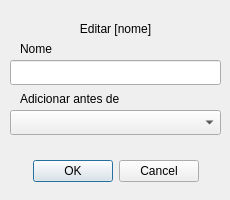
Before: the Qt Designer form ui/subcategorias_edit.ui in vazerick/controle_gastos, drawn with Qt 5.
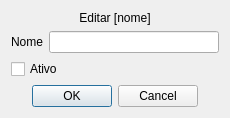
After: the same form once the commit is applied.

What changed in the file:
```diff
--- a/ui/subcategorias_edit.ui
+++ b/ui/subcategorias_edit.ui
@@ -7,13 +7,13 @@
     <x>0</x>
     <y>0</y>
     <width>230</width>
-    <height>200</height>
+    <height>111</height>
    </rect>
   </property>
   <property name="minimumSize">
    <size>
-    <width>230</width>
-    <height>200</height>
+    <width>0</width>
+    <height>0</height>
    </size>
   </property>
   <property name="maximumSize">
@@ -28,61 +28,9 @@
   <property name="windowTitle">
    <string>Editar Sub-Categoria</string>
   </property>
-  <widget class="QLineEdit" name="inputNome">
-   <property name="geometry">
-    <rect>
-     <x>10</x>
-     <y>60</y>
-     <width>211</width>
-     <height>25</height>
-    </rect>
-   </property>
-  </widget>
-  <widget class="QLabel" name="labelNome">
-   <property name="geometry">
-    <rect>
-     <x>20</x>
-     <y>40</y>
-     <width>54</width>
-     <height>17</height>
-    </rect>
-   </property>
-   <property name="text">
-    <string>Nome</string>
-   </property>
-  </widget>
-  <widget class="QLabel" name="labelAntes">
-   <property name="geometry">
-    <rect>
-     <x>20</x>
-     <y>90</y>
-     <width>151</width>
-     <height>17</height>
-    </rect>
-   </property>
-   <property name="text">
-    <string>Adicionar antes de</string>
-   </property>
-  </widget>
-  <widget class="QComboBox" name="comboBox">
-   <property name="geometry">
-    <rect>
-     <x>10</x>
-     <y>110</y>
-     <width>211</width>
-     <height>25</height>
-    </rect>
-   </property>
-  </widget>
+  <layout class="QVBoxLayout" name="verticalLayout">
+   <item>
   <widget class="QLabel" name="labelTitulo">
-   <property name="geometry">
-    <rect>
-     <x>20</x>
-     <y>20</y>
-     <width>191</width>
-     <height>17</height>
-    </rect>
-   </property>
    <property name="text">
     <string>Editar [nome]</string>
    </property>
@@ -90,15 +38,30 @@
     <set>Qt::AlignCenter</set>
    </property>
   </widget>
+   </item>
+   <item>
+    <layout class="QHBoxLayout" name="horizontalLayout">
+     <item>
+      <widget class="QLabel" name="labelNome">
+       <property name="text">
+        <string>Nome</string>
+       </property>
+      </widget>
+     </item>
+     <item>
+      <widget class="QLineEdit" name="inputNome"/>
+     </item>
+    </layout>
+   </item>
+   <item>
+    <widget class="QCheckBox" name="checkBox">
+     <property name="text">
+      <string>Ativo</string>
+     </property>
+    </widget>
+   </item>
+   <item>
   <widget class="QDialogButtonBox" name="buttonBox">
-   <property name="geometry">
-    <rect>
-     <x>0</x>
-     <y>160</y>
-     <width>231</width>
-     <height>23</height>
-    </rect>
-   </property>
    <property name="standardButtons">
     <set>QDialogButtonBox::Cancel|QDialogButtonBox::Ok</set>
    </property>
@@ -106,6 +69,8 @@
     <bool>true</bool>
    </property>
   </widget>
+   </item>
+  </layout>
  </widget>
  <includes>
   <include location="local">Qt::SubWindow</include>
```
Lines whose indentation alone changed are shown as unchanged.
